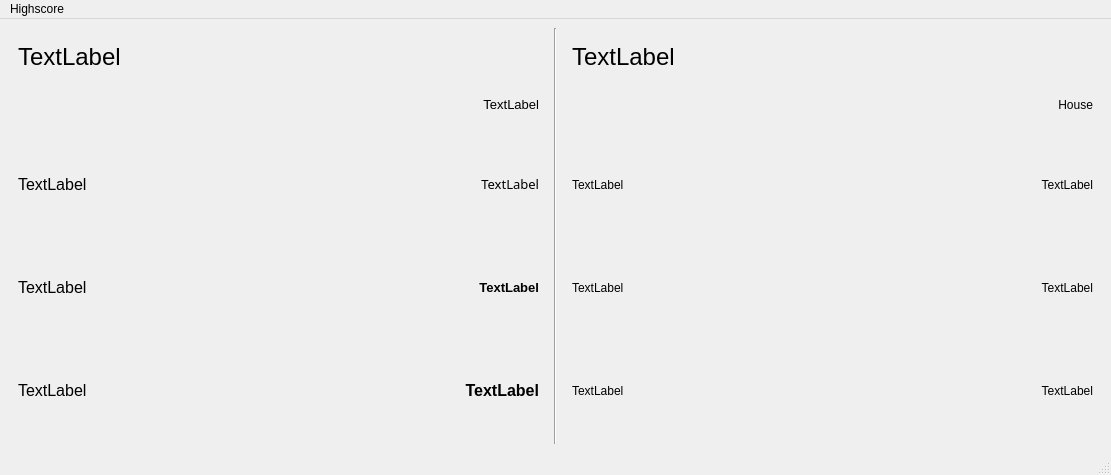
First picture: the form in Lecture des highcore VPX/ExctractHighscore/mainwindow.ui, repository ShowZxz/DisplayHighscore, before the edit.
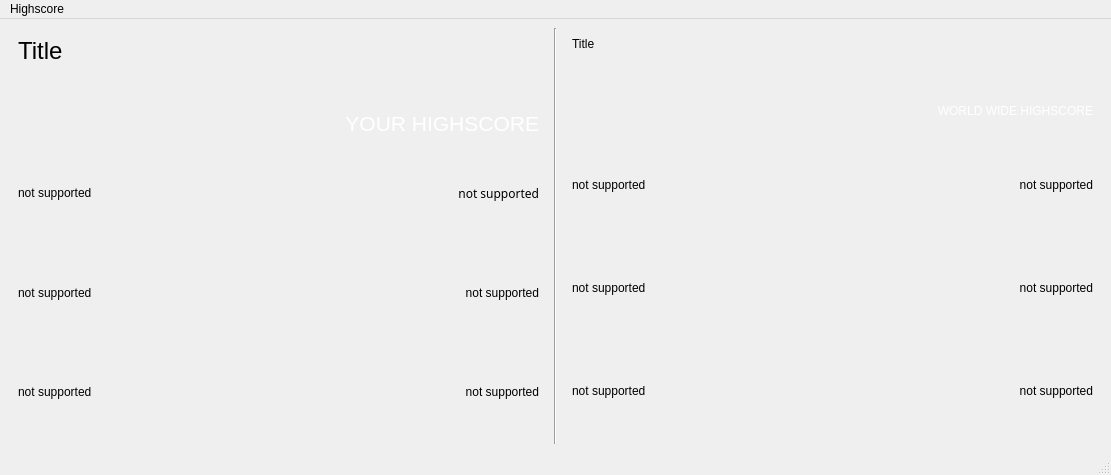
Second picture: the form after the edit. Icons and pictures are not drawn.

What changed in the file:
```diff
--- a/Lecture des highcore VPX/ExctractHighscore/mainwindow.ui
+++ b/Lecture des highcore VPX/ExctractHighscore/mainwindow.ui
@@ -58,7 +58,7 @@
                 <string notr="true">background: transparent;</string>
                </property>
                <property name="text">
-                <string>&lt;html&gt;&lt;head/&gt;&lt;body&gt;&lt;p&gt;&lt;span style=&quot; font-size:18pt;&quot;&gt;TextLabel&lt;/span&gt;&lt;/p&gt;&lt;/body&gt;&lt;/html&gt;</string>
+                <string>&lt;html&gt;&lt;head/&gt;&lt;body&gt;&lt;p&gt;&lt;span style=&quot; font-size:18pt;&quot;&gt;Title&lt;/span&gt;&lt;/p&gt;&lt;p&gt;&lt;br/&gt;&lt;/p&gt;&lt;/body&gt;&lt;/html&gt;</string>
                </property>
               </widget>
              </item>
@@ -69,7 +69,7 @@
 </string>
                </property>
                <property name="text">
-                <string>&lt;html&gt;&lt;head/&gt;&lt;body&gt;&lt;p&gt;&lt;span style=&quot; font-size:10pt;&quot;&gt;TextLabel&lt;/span&gt;&lt;/p&gt;&lt;/body&gt;&lt;/html&gt;</string>
+                <string>&lt;html&gt;&lt;head/&gt;&lt;body&gt;&lt;p&gt;&lt;span style=&quot; font-size:16pt; color:#ffffff;&quot;&gt;YOUR HIGHSCORE&lt;/span&gt;&lt;/p&gt;&lt;/body&gt;&lt;/html&gt;</string>
                </property>
                <property name="alignment">
                 <set>Qt::AlignRight|Qt::AlignTrailing|Qt::AlignVCenter</set>
@@ -93,7 +93,7 @@
                 <string notr="true">background: transparent;</string>
                </property>
                <property name="text">
-                <string>&lt;html&gt;&lt;head/&gt;&lt;body&gt;&lt;p&gt;&lt;span style=&quot; font-size:12pt;&quot;&gt;TextLabel&lt;/span&gt;&lt;/p&gt;&lt;/body&gt;&lt;/html&gt;</string>
+                <string>&lt;html&gt;&lt;head/&gt;&lt;body&gt;&lt;p&gt;not supported&lt;/p&gt;&lt;/body&gt;&lt;/html&gt;</string>
                </property>
               </widget>
              </item>
@@ -116,7 +116,7 @@
 border-radius: 25% 10%;</string>
                </property>
                <property name="text">
-                <string>&lt;html&gt;&lt;head/&gt;&lt;body&gt;&lt;p&gt;&lt;span style=&quot; font-size:10pt; color:#000000;&quot;&gt;TextLabel&lt;/span&gt;&lt;/p&gt;&lt;/body&gt;&lt;/html&gt;</string>
+                <string>&lt;html&gt;&lt;head/&gt;&lt;body&gt;&lt;p&gt;not supported&lt;/p&gt;&lt;/body&gt;&lt;/html&gt;</string>
                </property>
                <property name="textFormat">
                 <enum>Qt::AutoText</enum>
@@ -149,7 +149,7 @@
                 <string notr="true">background: transparent;</string>
                </property>
                <property name="text">
-                <string>&lt;html&gt;&lt;head/&gt;&lt;body&gt;&lt;p&gt;&lt;span style=&quot; font-size:12pt;&quot;&gt;TextLabel&lt;/span&gt;&lt;/p&gt;&lt;/body&gt;&lt;/html&gt;</string>
+                <string>&lt;html&gt;&lt;head/&gt;&lt;body&gt;&lt;p&gt;not supported&lt;/p&gt;&lt;/body&gt;&lt;/html&gt;</string>
                </property>
               </widget>
              </item>
@@ -159,7 +159,7 @@
                 <string notr="true">background: transparent;</string>
                </property>
                <property name="text">
-                <string>&lt;html&gt;&lt;head/&gt;&lt;body&gt;&lt;p&gt;&lt;span style=&quot; font-size:10pt; font-weight:600;&quot;&gt;TextLabel&lt;/span&gt;&lt;/p&gt;&lt;/body&gt;&lt;/html&gt;</string>
+                <string>&lt;html&gt;&lt;head/&gt;&lt;body&gt;&lt;p&gt;not supported&lt;/p&gt;&lt;/body&gt;&lt;/html&gt;</string>
                </property>
                <property name="alignment">
                 <set>Qt::AlignRight|Qt::AlignTrailing|Qt::AlignVCenter</set>
@@ -183,7 +183,7 @@
                 <string notr="true">background: transparent;</string>
                </property>
                <property name="text">
-                <string>&lt;html&gt;&lt;head/&gt;&lt;body&gt;&lt;p&gt;&lt;span style=&quot; font-size:12pt;&quot;&gt;TextLabel&lt;/span&gt;&lt;/p&gt;&lt;/body&gt;&lt;/html&gt;</string>
+                <string>&lt;html&gt;&lt;head/&gt;&lt;body&gt;&lt;p&gt;not supported&lt;/p&gt;&lt;/body&gt;&lt;/html&gt;</string>
                </property>
               </widget>
              </item>
@@ -193,7 +193,7 @@
                 <string notr="true">background: transparent;</string>
                </property>
                <property name="text">
-                <string>&lt;html&gt;&lt;head/&gt;&lt;body&gt;&lt;p&gt;&lt;span style=&quot; font-size:12pt; font-weight:600;&quot;&gt;TextLabel&lt;/span&gt;&lt;/p&gt;&lt;/body&gt;&lt;/html&gt;</string>
+                <string>&lt;html&gt;&lt;head/&gt;&lt;body&gt;&lt;p&gt;not supported&lt;/p&gt;&lt;/body&gt;&lt;/html&gt;</string>
                </property>
                <property name="alignment">
                 <set>Qt::AlignRight|Qt::AlignTrailing|Qt::AlignVCenter</set>
@@ -239,7 +239,7 @@
                 <string notr="true">background: transparent;</string>
                </property>
                <property name="text">
-                <string>&lt;html&gt;&lt;head/&gt;&lt;body&gt;&lt;p&gt;&lt;span style=&quot; font-size:18pt;&quot;&gt;TextLabel&lt;/span&gt;&lt;/p&gt;&lt;/body&gt;&lt;/html&gt;</string>
+                <string>&lt;html&gt;&lt;head/&gt;&lt;body&gt;&lt;p&gt;Title&lt;/p&gt;&lt;p&gt;&lt;br/&gt;&lt;/p&gt;&lt;/body&gt;&lt;/html&gt;</string>
                </property>
               </widget>
              </item>
@@ -249,7 +249,7 @@
                 <string notr="true">background: transparent;</string>
                </property>
                <property name="text">
-                <string>House</string>
+                <string>&lt;html&gt;&lt;head/&gt;&lt;body&gt;&lt;p&gt;&lt;span style=&quot; color:#ffffff;&quot;&gt;WORLD WIDE HIGHSCORE&lt;/span&gt;&lt;/p&gt;&lt;/body&gt;&lt;/html&gt;</string>
                </property>
                <property name="scaledContents">
                 <bool>true</bool>
@@ -279,7 +279,7 @@
                 <string notr="true">background: transparent;</string>
                </property>
                <property name="text">
-                <string>TextLabel</string>
+                <string>not supported</string>
                </property>
               </widget>
              </item>
@@ -289,7 +289,7 @@
                 <string notr="true">background: transparent;</string>
                </property>
                <property name="text">
-                <string>TextLabel</string>
+                <string>not supported</string>
                </property>
                <property name="alignment">
                 <set>Qt::AlignRight|Qt::AlignTrailing|Qt::AlignVCenter</set>
@@ -313,7 +313,7 @@
                 <string notr="true">background: transparent;</string>
                </property>
                <property name="text">
-                <string>TextLabel</string>
+                <string>not supported</string>
                </property>
               </widget>
              </item>
@@ -323,7 +323,7 @@
                 <string notr="true">background: transparent;</string>
                </property>
                <property name="text">
-                <string>TextLabel</string>
+                <string>not supported</string>
                </property>
                <property name="alignment">
                 <set>Qt::AlignRight|Qt::AlignTrailing|Qt::AlignVCenter</set>
@@ -347,7 +347,7 @@
                 <string notr="true">background: transparent;</string>
                </property>
                <property name="text">
-                <string>TextLabel</string>
+                <string>not supported</string>
                </property>
               </widget>
              </item>
@@ -357,7 +357,7 @@
                 <string notr="true">background: transparent;</string>
                </property>
                <property name="text">
-                <string>TextLabel</string>
+                <string>not supported</string>
                </property>
                <property name="alignment">
                 <set>Qt::AlignRight|Qt::AlignTrailing|Qt::AlignVCenter</set>
```
Left out of the diff: 6 changed lines with no effect on the pictures.
